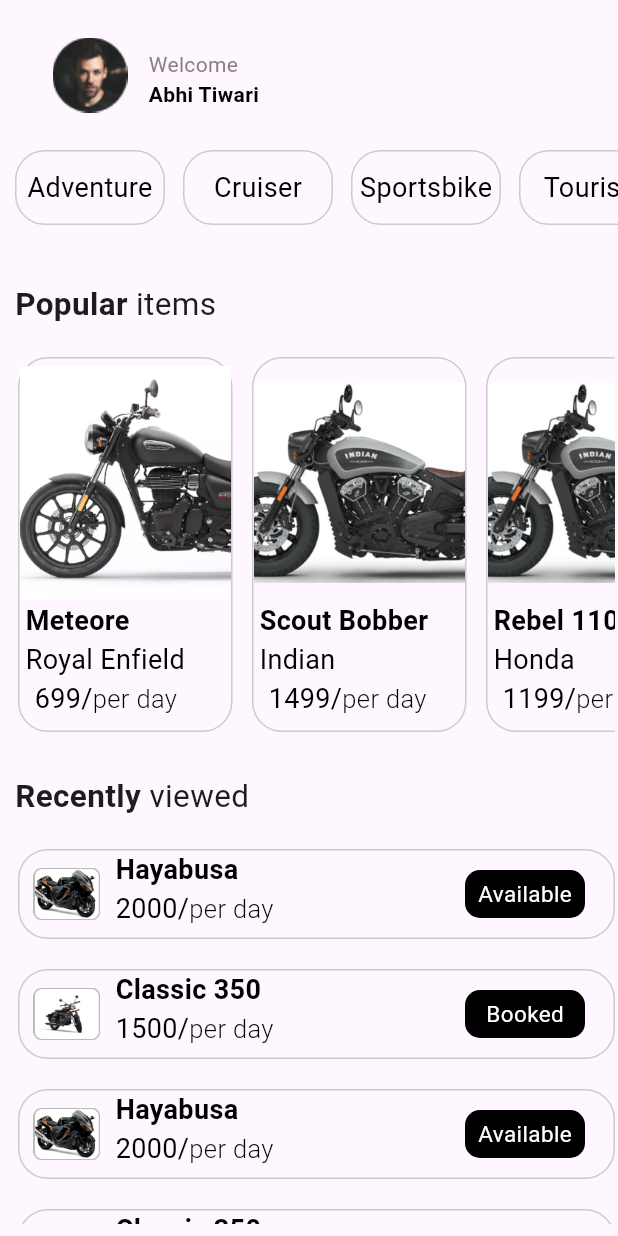
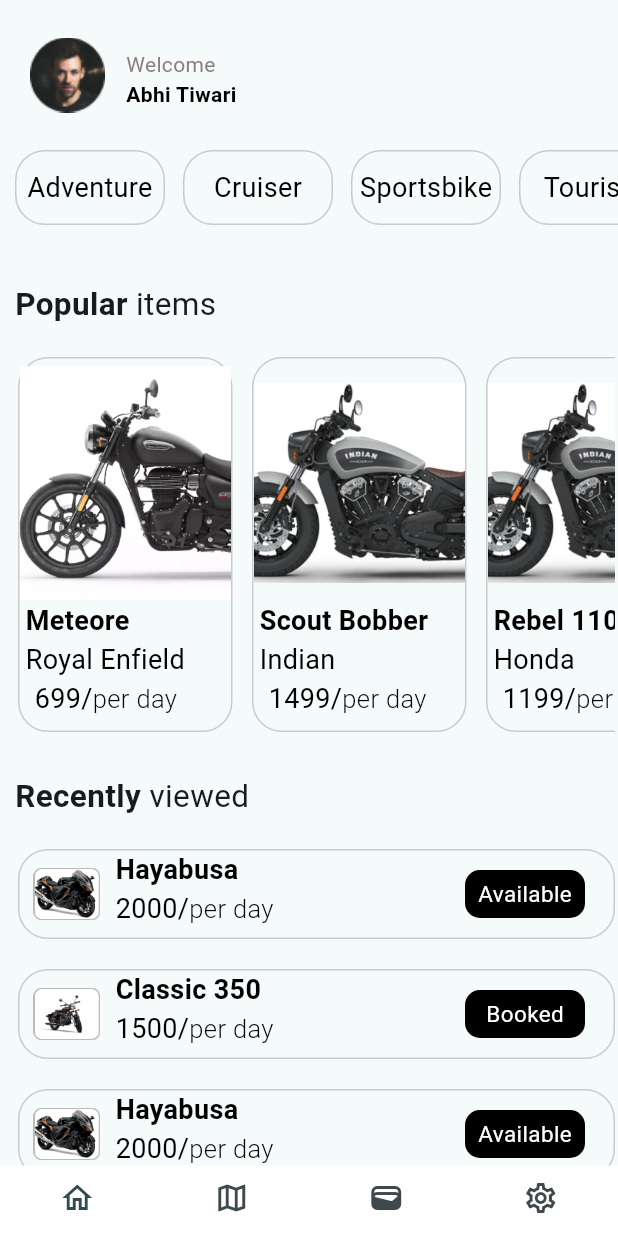
Before and after one commit to DoDoxD1/flutter-bike-rental, a Flutter app: the screen it shows after launch, on a phone screen of 412 x 824 dp. Run offline on Flutter 3.47's test engine with Material 2 defaults, Android fonts, the phone set to English and light mode, and no system bars.

Commit message:
sizing and bottom bar

```diff
--- a/lib/MyHomePage.dart
+++ b/lib/MyHomePage.dart
@@ -20,9 +20,10 @@
       color: Colors.white,
       child:  Scaffold(
         resizeToAvoidBottomInset : false,
-        body: SingleChildScrollView(
+        body: SafeArea(
+          child: SingleChildScrollView(
             child: Padding(
-            padding: EdgeInsets.only(left: 10),
+              padding: const EdgeInsets.only(left: 10),
               child: Column(
                 children: [
                   const TopRow(),
@@ -37,6 +38,23 @@
             ),
           ),
         ),
+        bottomNavigationBar: NavigationBarTheme(
+          data: NavigationBarThemeData(
+              indicatorColor: Colors.transparent,
+              labelTextStyle: MaterialStateProperty.all(TextStyle(fontSize: 0))
+          ),
+          child: NavigationBar(
+            height: 47,
+            backgroundColor: Colors.white,
+            destinations: const [
+              NavigationDestination(icon: Icon(Icons.home_outlined), label: "Home"),
+              NavigationDestination(icon: Icon(Icons.map_outlined), label: "Map"),
+              NavigationDestination(icon: Icon(Icons.wallet_outlined), label: "Wallet"),
+              NavigationDestination(icon: Icon(Icons.settings_outlined), label: "Settings"),
+            ],
+          ),
+        ),
+      ),
     );
   }
 }
--- a/lib/RecentlyViewed.dart
+++ b/lib/RecentlyViewed.dart
@@ -43,7 +43,7 @@
         Padding(
           padding: const EdgeInsets.all(2),
           child: SizedBox(
-            height: 250,
+            height: 300,
             child: ListView.separated(
               separatorBuilder: (context,_) => SizedBox(height: 20,),
               scrollDirection: Axis.vertical,
--- a/lib/TopRow.dart
+++ b/lib/TopRow.dart
@@ -6,7 +6,7 @@
   @override
   Widget build(BuildContext context) {
     return Padding(
-      padding: const EdgeInsets.all(25),
+      padding: const EdgeInsets.only(top: 25,bottom: 25,left: 10),
       child: Row(
         children: [
           const Image(image: AssetImage("assets/Ellipse.png"),
--- a/lib/main.dart
+++ b/lib/main.dart
@@ -1,5 +1,4 @@
 import 'package:flutter/material.dart';
-import 'package:flutter/services.dart';
 import 'MyHomePage.dart';
 
 void main() {
@@ -17,15 +16,14 @@
   @override
   void initState() {
     // TODO: implement initState
-    SystemChrome.setEnabledSystemUIMode(SystemUiMode.manual, overlays: [SystemUiOverlay.bottom]);
     super.initState();
   }
   @override
   Widget build(BuildContext context) {
     return MaterialApp(
-      title: 'Flutter Demo',
+      title: 'Bike Rentals',
       theme: ThemeData(
-        colorScheme: ColorScheme.fromSeed(seedColor: Colors.deepPurple),
+        colorScheme: ColorScheme.fromSeed(seedColor: Colors.white),
         useMaterial3: true,
       ),
       debugShowCheckedModeBanner: false,
```
Lines whose indentation alone changed are shown as unchanged.
